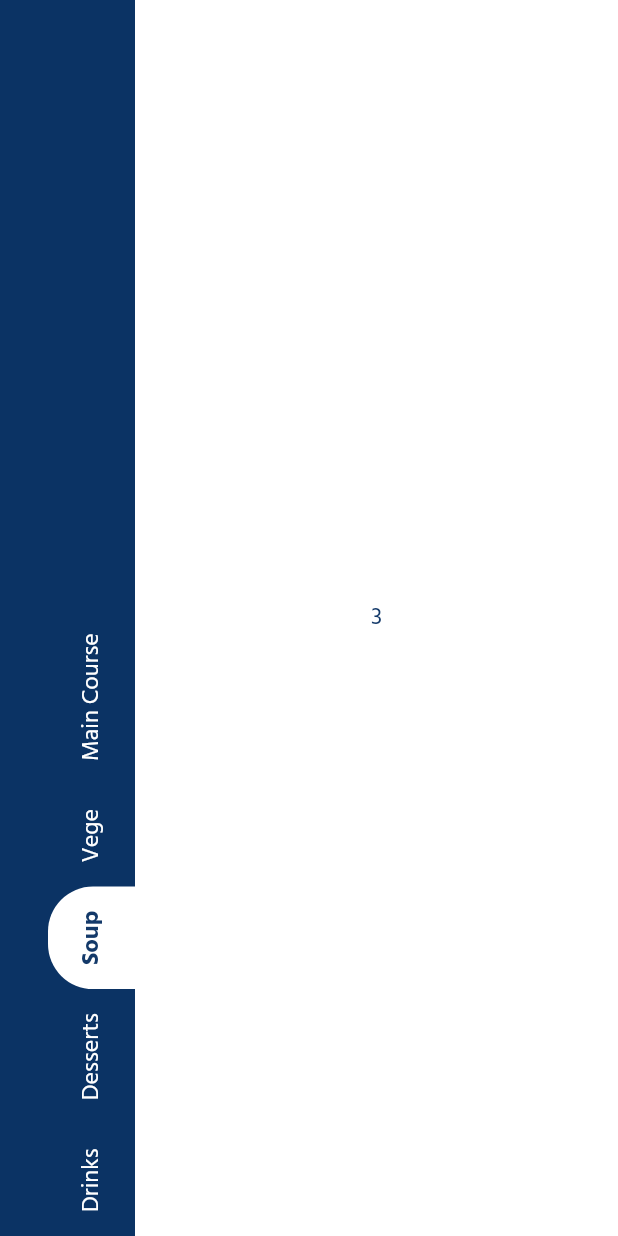
After one commit to marinalvdgs/dapur_hangus_app, a Flutter app: the screen it shows after launch, after a tap on "Get Started", after a tap on "Vege", after a tap on "Soup", on a phone screen of 412 x 824 dp. The commit adds this screen. Run offline on Flutter 3.47's test engine with Material 2 defaults, Android fonts, the phone set to English and light mode, and no system bars.

Commit message:
implement simple navigation

```diff
--- /dev/null
+++ b/lib/screens/main_receipt_page.dart
@@ -0,0 +1,17 @@
+import 'package:flutter/material.dart';
+
+class MainReceiptPage extends StatefulWidget {
+  @override
+  _MainReceiptPageState createState() => _MainReceiptPageState();
+}
+
+class _MainReceiptPageState extends State<MainReceiptPage> {
+  @override
+  Widget build(BuildContext context) {
+    return Scaffold(
+      body: Center(
+        child: Text('1'),
+      ),
+    );
+  }
+}
--- /dev/null
+++ b/lib/screens/soup_receipt_page.dart
@@ -0,0 +1,17 @@
+import 'package:flutter/material.dart';
+
+class SoupReceiptPage extends StatefulWidget {
+  @override
+  _SoupReceiptPageState createState() => _SoupReceiptPageState();
+}
+
+class _SoupReceiptPageState extends State<SoupReceiptPage> {
+  @override
+  Widget build(BuildContext context) {
+    return Container(
+      child: Center(
+        child: Text('3'),
+      ),
+    );
+  }
+}
--- a/lib/screens/start_screen.dart
+++ b/lib/screens/start_screen.dart
@@ -1,4 +1,5 @@
-import 'package:dapur_hangus_app/screens/receipt_book_page.dart';
+import 'package:dapur_hangus_app/screens/main_receipt_page.dart';
+import 'package:dapur_hangus_app/ui/dh_side_navigation_scaffold.dart';
 import 'package:flutter/material.dart';
 import 'package:dapur_hangus_app/theme.dart';
 
@@ -10,7 +11,7 @@ class StartScreen extends StatefulWidget {
 class _StartScreenState extends State<StartScreen> {
   void navigateToReceiptBook() {
     Navigator.of(context).pushReplacement(MaterialPageRoute(
-        builder: (BuildContext context) => ReceiptBookPage()));
+        builder: (BuildContext context) => DHSideNavigationScaffold()));
   }
 
   Widget buildButton() {
@@ -25,7 +26,7 @@ class _StartScreenState extends State<StartScreen> {
         child: InkWell(
           onTap: navigateToReceiptBook,
           child: Ink(
-            color: Theme.of(context).primaryColor,
+            color: Theme.of(context).scaffoldBackgroundColor,
             padding: EdgeInsets.only(
                 left: defaultPadding * 2.5,
                 right: defaultPadding * 2,
@@ -49,6 +50,7 @@ class _StartScreenState extends State<StartScreen> {
   @override
   Widget build(BuildContext context) {
     return Scaffold(
+      backgroundColor: Theme.of(context).primaryColor,
       body: SafeArea(
         child: Stack(
           children: [
--- /dev/null
+++ b/lib/screens/vege_receipt_page.dart
@@ -0,0 +1,17 @@
+import 'package:flutter/material.dart';
+
+class VegeReceiptPage extends StatefulWidget {
+  @override
+  _VegeReceiptPageState createState() => _VegeReceiptPageState();
+}
+
+class _VegeReceiptPageState extends State<VegeReceiptPage> {
+  @override
+  Widget build(BuildContext context) {
+    return Container(
+      child: Center(
+        child: Text('2'),
+      ),
+    );
+  }
+}
--- a/lib/theme.dart
+++ b/lib/theme.dart
@@ -3,8 +3,8 @@ import 'package:flutter/material.dart';
 const double defaultPadding = 16.0;
 
 ThemeData mainTheme = ThemeData(
-  scaffoldBackgroundColor: Color(0xFF0B3364),
-  primaryColor: Color(0xFFFFFFFF),
+  scaffoldBackgroundColor: Color(0xFFFFFFFF),
+  primaryColor: Color(0xFF0B3364),
   fontFamily: 'Hind',
   textTheme: TextTheme(
       headline6: TextStyle(
--- a/lib/ui/dh_navigation_button.dart
+++ b/lib/ui/dh_navigation_button.dart
@@ -27,7 +27,7 @@ class _DHNavigationButtonState extends State<DHNavigationButton> {
             padding: EdgeInsets.all(defaultPadding),
             decoration: BoxDecoration(
               color: widget.isSelected
-                  ? Theme.of(context).primaryColor
+                  ? Theme.of(context).scaffoldBackgroundColor
                   : Colors.transparent,
               borderRadius: BorderRadius.only(
                 topLeft: Radius.circular(30),
@@ -37,8 +37,9 @@ class _DHNavigationButtonState extends State<DHNavigationButton> {
             child: Text(
               widget.title,
               style: Theme.of(context).textTheme.bodyText2.copyWith(
-                  color:
-                      widget.isSelected ? null : Theme.of(context).primaryColor,
+                  color: widget.isSelected
+                      ? null
+                      : Theme.of(context).scaffoldBackgroundColor,
                   fontWeight: widget.isSelected ? FontWeight.w700 : null),
             ),
           ),
--- a/lib/ui/dh_side_navigation_bar.dart
+++ b/lib/ui/dh_side_navigation_bar.dart
@@ -1,42 +1,39 @@
-import 'package:dapur_hangus_app/screens/receipt_book_page.dart';
 import 'package:dapur_hangus_app/ui/dh_navigation_button.dart';
 import 'package:flutter/material.dart';
 
-const List<String> _titleList = [
-  'Main Course',
-  'Vege',
-  'Soup',
-  'Desserts',
-  'Drinks'
-];
+class DHSideNavigationBar extends StatefulWidget {
+  final List<String> items;
+  final Function(int) onSelected;
+  final int currentIndex;
 
-class DHSideNavigationBar extends StatefulWidget {
+  DHSideNavigationBar(
+      {@required this.items,
+      @required this.onSelected,
+      @required this.currentIndex});
+
   @override
   _DHSideNavigationBarState createState() => _DHSideNavigationBarState();
 }
 
 class _DHSideNavigationBarState extends State<DHSideNavigationBar> {
-  int currentIndex = 0;
-
   void onItemTap(int index) {
-    setState(() {
-      currentIndex = index;
-    });
+    widget.onSelected(index);
   }
 
   @override
   Widget build(BuildContext context) {
     return Container(
+      color: Theme.of(context).primaryColor,
       width: 90,
       height: MediaQuery.of(context).size.height,
       child: Column(
         crossAxisAlignment: CrossAxisAlignment.stretch,
         mainAxisAlignment: MainAxisAlignment.end,
-        children: _titleList
+        children: widget.items
             .map((e) => DHNavigationButton(
                   title: e,
-                  isSelected: currentIndex == _titleList.indexOf(e),
-                  onTap: () => onItemTap(_titleList.indexOf(e)),
+                  isSelected: widget.currentIndex == widget.items.indexOf(e),
+                  onTap: () => onItemTap(widget.items.indexOf(e)),
                 ))
             .toList(),
       ),
--- /dev/null
+++ b/lib/ui/dh_side_navigation_scaffold.dart
@@ -0,0 +1,63 @@
+import 'package:dapur_hangus_app/screens/desserts_receipt_page.dart';
+import 'package:dapur_hangus_app/screens/drink_receipt_page.dart';
+import 'package:dapur_hangus_app/screens/main_receipt_page.dart';
+import 'package:dapur_hangus_app/screens/soup_receipt_page.dart';
+import 'package:dapur_hangus_app/screens/vege_receipt_page.dart';
+import 'package:dapur_hangus_app/ui/dh_side_navigation_bar.dart';
+import 'package:flutter/material.dart';
+
+class DHSideNavigationScaffold extends StatefulWidget {
+  @override
+  _DHSideNavigationScaffoldState createState() =>
+      _DHSideNavigationScaffoldState();
+}
+
+const List<String> _titleList = [
+  'Main Course',
+  'Vege',
+  'Soup',
+  'Desserts',
+  'Drinks'
+];
+
+class _DHSideNavigationScaffoldState extends State<DHSideNavigationScaffold> {
+  int currentPage = 0;
+
+  Widget buildBody(int index) {
+    switch (index) {
+      case 0:
+        return MainReceiptPage();
+      case 1:
+        return VegeReceiptPage();
+      case 2:
+        return SoupReceiptPage();
+      case 3:
+        return DessertReceiptPage();
+      case 4:
+        return DrinkReceiptPage();
+    }
+    throw Exception('Invalid page');
+  }
+
+  void onItemTap(int index) {
+    setState(() {
+      currentPage = index;
+    });
+  }
+
+  @override
+  Widget build(BuildContext context) {
+    return Scaffold(
+      body: Row(
+        children: [
+          DHSideNavigationBar(
+            items: _titleList,
+            onSelected: onItemTap,
+            currentIndex: currentPage,
+          ),
+          Expanded(child: buildBody(currentPage))
+        ],
+      ),
+    );
+  }
+}
```
Also changed, not shown: lib/screens/desserts_receipt_page.dart (added, +17 -0 lines), lib/screens/drink_receipt_page.dart (added, +17 -0 lines), lib/screens/receipt_book_page.dart (deleted, +0 -13 lines).
